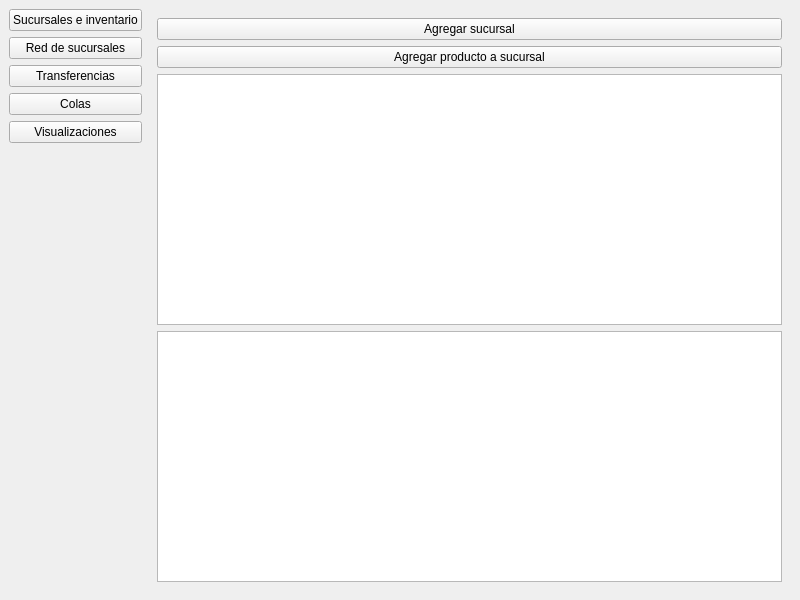
Above: app/gui/main_window.ui from CarlosL62/supermarket-inventory-system before the change. Below: the same form after it.
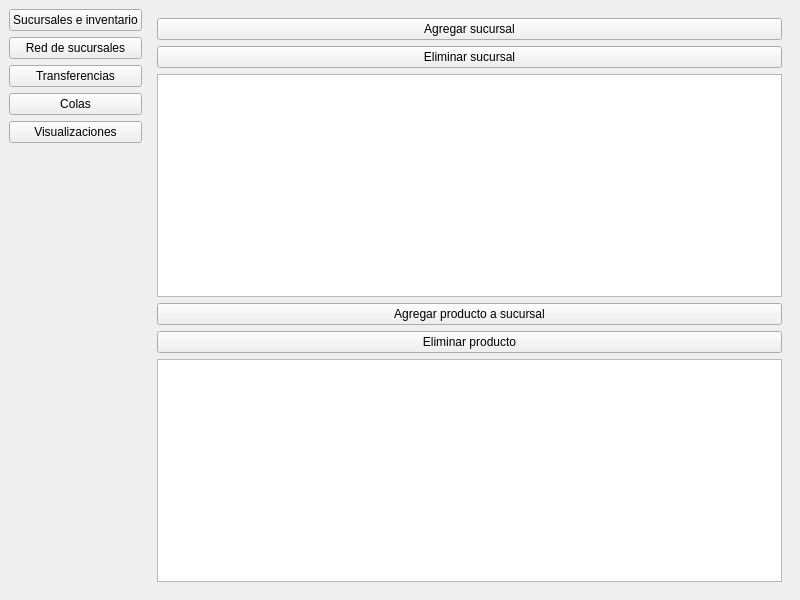
That is the form after the change.

Commit message: feat: add delete functionality for branches and products in inventory view

```diff
--- a/app/gui/main_window.ui
+++ b/app/gui/main_window.ui
@@ -83,6 +83,16 @@
             </property>
            </widget>
           </item>
+          <item>
+           <widget class="QPushButton" name="btnDeleteBranch">
+            <property name="text">
+             <string>Eliminar sucursal</string>
+            </property>
+           </widget>
+          </item>
+          <item>
+           <widget class="QTableWidget" name="branchesTable"/>
+          </item>
           <item>
            <widget class="QPushButton" name="btnAddProduct">
             <property name="text">
@@ -91,7 +101,11 @@
            </widget>
           </item>
           <item>
-           <widget class="QTableWidget" name="branchesTable"/>
+           <widget class="QPushButton" name="btnDeleteProduct">
+            <property name="text">
+             <string>Eliminar producto</string>
+            </property>
+           </widget>
           </item>
           <item>
            <widget class="QTableWidget" name="productsTable"/>
```
The commit also changes 2 other files.
